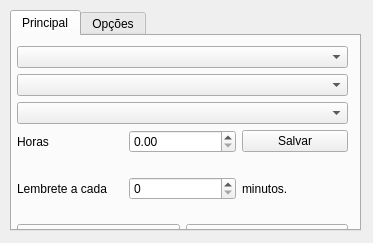
inspira/timely, file Widget/TimeTracker/mainwidget.ui: the form before one commit.
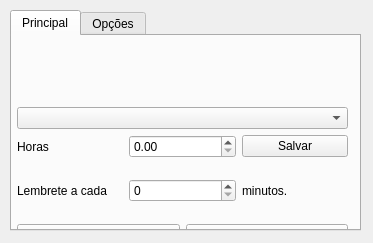
The form after the commit. Icons and pictures are not drawn.

Diff of the .ui file:
```diff
--- a/Widget/TimeTracker/mainwidget.ui
+++ b/Widget/TimeTracker/mainwidget.ui
@@ -62,14 +62,15 @@
      </property>
      <layout class="QVBoxLayout" name="verticalLayout">
       <item>
-       <widget class="QComboBox" name="cmbCompanies"/>
+       <widget class="QLabel" name="lblWelcome">
+        <property name="text">
+         <string/>
+        </property>
+       </widget>
       </item>
       <item>
        <widget class="QComboBox" name="cmbProjects"/>
       </item>
-      <item>
-       <widget class="QComboBox" name="cmbPeople"/>
-      </item>
       <item>
        <layout class="QHBoxLayout" name="horizontalLayout_2">
         <item>
```
